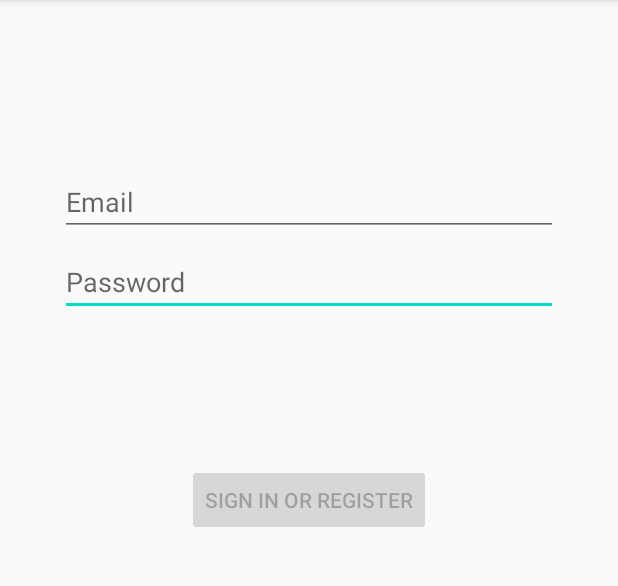
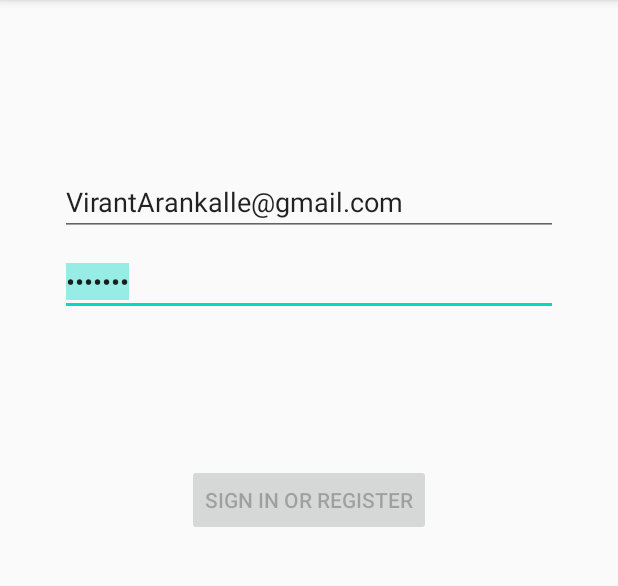
Before and after one commit to rjvikrant/LoginDemo, an Android app: the screen it shows after launch (LoginActivity), on a phone screen of 412 x 824 dp, the part 84-670 px from its top. Run offline under Robolectric (Android 15) with nearby library versions, the phone set to English and light mode, and no system bars.

Commit message:
auto login params added

```diff
--- a/app/src/main/AndroidManifest.xml
+++ b/app/src/main/AndroidManifest.xml
@@ -9,6 +9,7 @@
         android:roundIcon="@mipmap/ic_launcher_round"
         android:supportsRtl="true"
         android:theme="@style/AppTheme">
+        <activity android:name=".ui.home.HomeActivity"></activity>
         <activity
             android:name=".ui.login.LoginActivity"
             android:label="@string/app_name">
--- a/app/src/main/res/layout/activity_login.xml
+++ b/app/src/main/res/layout/activity_login.xml
@@ -35,6 +35,7 @@
         android:layout_marginStart="24dp"
         android:layout_marginTop="8dp"
         android:layout_marginEnd="24dp"
+        android:text="1234567"
         android:hint="@string/prompt_password"
         android:imeActionLabel="@string/action_sign_in_short"
         android:imeOptions="actionDone"
@@ -52,6 +53,7 @@
         android:layout_marginTop="96dp"
         android:layout_marginEnd="24dp"
         android:hint="@string/prompt_email"
+        android:text="VirantArankalle@gmail.com"
         android:inputType="textEmailAddress"
         android:selectAllOnFocus="true"
         app:layout_constraintEnd_toEndOf="parent"
```
